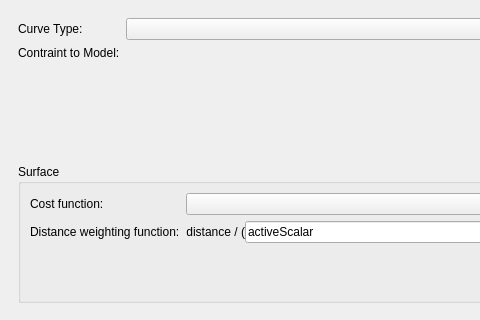
Connor-Bowley/Slicer, file Modules/Loadable/Markups/Widgets/Resources/UI/qSlicerMarkupsCurveSettingsWidget.ui: the form before one commit; both pictures show x 0 to 480 and y 0 to 320 of the 680 by 647 pixel window.
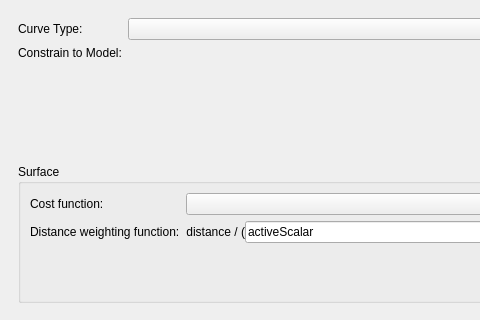
The form after the commit. Custom widgets are drawn as their Qt base class.

Commit message:
ENH: Curves project to models after control point transforms
This behavior ensures that curve will always be on the selected model,
even if the control points aren't
Normals for PointProjectionHelper stored as vtkDoubleArray instead of vtkPoints
Update markups documentation for constraining curves to models
Remove of too loosly bounded cache of curve normals

Patch:
```diff
--- a/Modules/Loadable/Markups/Widgets/Resources/UI/qSlicerMarkupsCurveSettingsWidget.ui
+++ b/Modules/Loadable/Markups/Widgets/Resources/UI/qSlicerMarkupsCurveSettingsWidget.ui
@@ -65,7 +65,7 @@
            <item row="1" column="0">
             <widget class="QLabel" name="label_4">
              <property name="text">
-              <string>Contraint to Model:</string>
+              <string>Constrain to Model:</string>
              </property>
             </widget>
            </item>
```
The commit also changes 6 other files.
